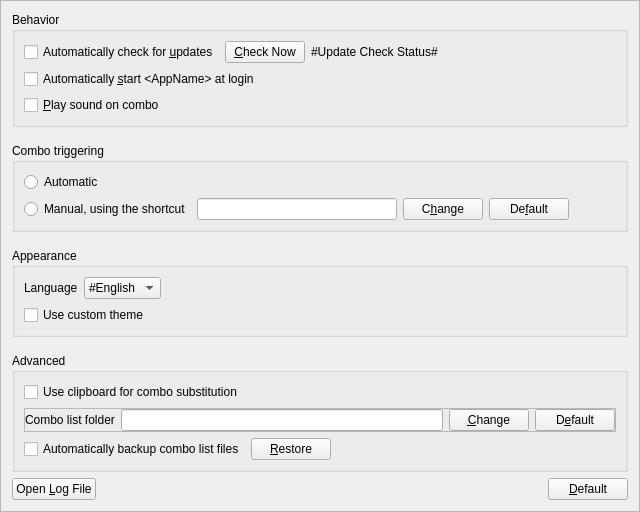
Old version of the form PreferencesFrame.ui in the repository xmichelo/Beeftext.
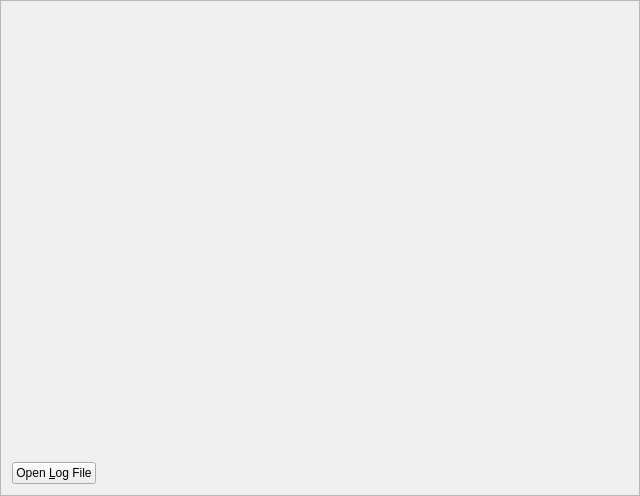
New version of the form.

Commit message: Moved UI for preferences to new dialog.

The edit to the form file:
```diff
--- a/PreferencesFrame.ui
+++ b/PreferencesFrame.ui
@@ -26,352 +26,6 @@
    <enum>QFrame::Raised</enum>
   </property>
   <layout class="QVBoxLayout" name="verticalLayout">
-   <item>
-    <widget class="QGroupBox" name="groupBoxBehavior">
-     <property name="minimumSize">
-      <size>
-       <width>0</width>
-       <height>0</height>
-      </size>
-     </property>
-     <property name="title">
-      <string>Behavior</string>
-     </property>
-     <layout class="QVBoxLayout" name="verticalLayout_3">
-      <item>
-       <layout class="QHBoxLayout" name="horizontalLayout_2" stretch="0,0,1">
-        <item>
-         <widget class="QCheckBox" name="checkAutoCheckForUpdates">
-          <property name="text">
-           <string>Automatically check for &amp;updates</string>
-          </property>
-         </widget>
-        </item>
-        <item>
-         <widget class="QPushButton" name="buttonCheckNow">
-          <property name="text">
-           <string>&amp;Check Now</string>
-          </property>
-         </widget>
-        </item>
-        <item>
-         <widget class="QLabel" name="labelUpdateCheckStatus">
-          <property name="text">
-           <string notr="true">#Update Check Status#</string>
-          </property>
-         </widget>
-        </item>
-       </layout>
-      </item>
-      <item>
-       <widget class="QCheckBox" name="checkAutoStart">
-        <property name="text">
-         <string notr="true">Automatically &amp;start &lt;AppName&gt; at login</string>
-        </property>
-       </widget>
-      </item>
-      <item>
-       <widget class="QCheckBox" name="checkPlaySoundOnCombo">
-        <property name="text">
-         <string>&amp;Play sound on combo</string>
-        </property>
-       </widget>
-      </item>
-     </layout>
-    </widget>
-   </item>
-   <item>
-    <spacer name="verticalSpacer_4">
-     <property name="orientation">
-      <enum>Qt::Vertical</enum>
-     </property>
-     <property name="sizeType">
-      <enum>QSizePolicy::Fixed</enum>
-     </property>
-     <property name="sizeHint" stdset="0">
-      <size>
-       <width>20</width>
-       <height>10</height>
-      </size>
-     </property>
-    </spacer>
-   </item>
-   <item>
-    <widget class="QGroupBox" name="groupBox">
-     <property name="title">
-      <string>Combo triggering</string>
-     </property>
-     <layout class="QGridLayout" name="gridLayout">
-      <item row="0" column="0">
-       <widget class="QRadioButton" name="radioComboTriggerAuto">
-        <property name="text">
-         <string>Automatic</string>
-        </property>
-       </widget>
-      </item>
-      <item row="1" column="0">
-       <widget class="QRadioButton" name="radioComboTriggerManual">
-        <property name="text">
-         <string>Manual, using the shortcut</string>
-        </property>
-       </widget>
-      </item>
-      <item row="1" column="1">
-       <widget class="QLineEdit" name="editShortcut">
-        <property name="sizePolicy">
-         <sizepolicy hsizetype="Minimum" vsizetype="Fixed">
-          <horstretch>0</horstretch>
-          <verstretch>0</verstretch>
-         </sizepolicy>
-        </property>
-        <property name="minimumSize">
-         <size>
-          <width>200</width>
-          <height>0</height>
-         </size>
-        </property>
-        <property name="maximumSize">
-         <size>
-          <width>100</width>
-          <height>16777215</height>
-         </size>
-        </property>
-        <property name="baseSize">
-         <size>
-          <width>50</width>
-          <height>0</height>
-         </size>
-        </property>
-        <property name="maxLength">
-         <number>50</number>
-        </property>
-        <property name="readOnly">
-         <bool>true</bool>
-        </property>
-       </widget>
-      </item>
-      <item row="1" column="4">
-       <spacer name="horizontalSpacer_5">
-        <property name="orientation">
-         <enum>Qt::Horizontal</enum>
-        </property>
-        <property name="sizeHint" stdset="0">
-         <size>
-          <width>40</width>
-          <height>20</height>
-         </size>
-        </property>
-       </spacer>
-      </item>
-      <item row="1" column="2">
-       <widget class="QPushButton" name="buttonChangeShortcut">
-        <property name="text">
-         <string>C&amp;hange</string>
-        </property>
-       </widget>
-      </item>
-      <item row="1" column="3">
-       <widget class="QPushButton" name="buttonResetComboTriggerShortcut">
-        <property name="text">
-         <string>De&amp;fault</string>
-        </property>
-       </widget>
-      </item>
-     </layout>
-    </widget>
-   </item>
-   <item>
-    <spacer name="verticalSpacer_3">
-     <property name="orientation">
-      <enum>Qt::Vertical</enum>
-     </property>
-     <property name="sizeType">
-      <enum>QSizePolicy::Fixed</enum>
-     </property>
-     <property name="sizeHint" stdset="0">
-      <size>
-       <width>20</width>
-       <height>10</height>
-      </size>
-     </property>
-    </spacer>
-   </item>
-   <item>
-    <widget class="QGroupBox" name="groupBoxAppeareance">
-     <property name="title">
-      <string>Appearance</string>
-     </property>
-     <layout class="QVBoxLayout" name="verticalLayout_6">
-      <item>
-       <layout class="QHBoxLayout" name="horizontalLayout_5">
-        <item>
-         <widget class="QLabel" name="labelLocale">
-          <property name="text">
-           <string>Language</string>
-          </property>
-         </widget>
-        </item>
-        <item>
-         <widget class="QComboBox" name="comboLocale">
-          <property name="sizeAdjustPolicy">
-           <enum>QComboBox::AdjustToContents</enum>
-          </property>
-          <item>
-           <property name="text">
-            <string notr="true">#English</string>
-           </property>
-          </item>
-         </widget>
-        </item>
-        <item>
-         <spacer name="horizontalSpacer_3">
-          <property name="orientation">
-           <enum>Qt::Horizontal</enum>
-          </property>
-          <property name="sizeHint" stdset="0">
-           <size>
-            <width>40</width>
-            <height>10</height>
-           </size>
-          </property>
-         </spacer>
-        </item>
-       </layout>
-      </item>
-      <item>
-       <widget class="QCheckBox" name="checkUseCustomTheme">
-        <property name="text">
-         <string>Use custom theme</string>
-        </property>
-       </widget>
-      </item>
-     </layout>
-    </widget>
-   </item>
-   <item>
-    <spacer name="verticalSpacer_2">
-     <property name="orientation">
-      <enum>Qt::Vertical</enum>
-     </property>
-     <property name="sizeType">
-      <enum>QSizePolicy::Fixed</enum>
-     </property>
-     <property name="sizeHint" stdset="0">
-      <size>
-       <width>20</width>
-       <height>10</height>
-      </size>
-     </property>
-    </spacer>
-   </item>
-   <item>
-    <widget class="QGroupBox" name="groupBoxAdvanced">
-     <property name="title">
-      <string>Advanced</string>
-     </property>
-     <layout class="QVBoxLayout" name="verticalLayout_2">
-      <item>
-       <widget class="QCheckBox" name="checkUseClipboardForComboSubstitution">
-        <property name="text">
-         <string>Use clipboard for combo substitution</string>
-        </property>
-       </widget>
-      </item>
-      <item>
-       <widget class="QFrame" name="frameComboListFolder">
-        <property name="minimumSize">
-         <size>
-          <width>0</width>
-          <height>0</height>
-         </size>
-        </property>
-        <property name="frameShape">
-         <enum>QFrame::StyledPanel</enum>
-        </property>
-        <property name="frameShadow">
-         <enum>QFrame::Raised</enum>
-        </property>
-        <layout class="QHBoxLayout" name="horizontalLayout_3">
-         <property name="leftMargin">
-          <number>0</number>
-         </property>
-         <property name="topMargin">
-          <number>0</number>
-         </property>
-         <property name="rightMargin">
-          <number>0</number>
-         </property>
-         <property name="bottomMargin">
-          <number>0</number>
-         </property>
-         <item>
-          <widget class="QLabel" name="labelComboListFolder">
-           <property name="text">
-            <string>Combo list folder</string>
-           </property>
-          </widget>
-         </item>
-         <item>
-          <widget class="QLineEdit" name="editComboListFolder">
-           <property name="readOnly">
-            <bool>true</bool>
-           </property>
-          </widget>
-         </item>
-         <item>
-          <widget class="QPushButton" name="buttonChangeComboListFolder">
-           <property name="text">
-            <string>&amp;Change</string>
-           </property>
-          </widget>
-         </item>
-         <item>
-          <widget class="QPushButton" name="buttonResetComboListFolder">
-           <property name="text">
-            <string>D&amp;efault</string>
-           </property>
-          </widget>
-         </item>
-        </layout>
-       </widget>
-      </item>
-      <item>
-       <layout class="QHBoxLayout" name="horizontalLayout_4">
-        <item>
-         <widget class="QCheckBox" name="checkAutoBackup">
-          <property name="text">
-           <string>Automatically backup combo list files</string>
-          </property>
-         </widget>
-        </item>
-        <item>
-         <widget class="QPushButton" name="buttonRestoreBackup">
-          <property name="toolTip">
-           <string>Restore a backup.</string>
-          </property>
-          <property name="text">
-           <string>&amp;Restore</string>
-          </property>
-         </widget>
-        </item>
-        <item>
-         <spacer name="horizontalSpacer_2">
-          <property name="orientation">
-           <enum>Qt::Horizontal</enum>
-          </property>
-          <property name="sizeHint" stdset="0">
-           <size>
-            <width>40</width>
-            <height>5</height>
-           </size>
-          </property>
-         </spacer>
-        </item>
-       </layout>
-      </item>
-     </layout>
-    </widget>
-   </item>
    <item>
     <spacer name="verticalSpacer">
      <property name="orientation">
@@ -407,16 +61,6 @@
        </property>
       </spacer>
      </item>
-     <item>
-      <widget class="QPushButton" name="buttonDefault">
-       <property name="toolTip">
-        <string>Reset the preferences to their default values.</string>
-       </property>
-       <property name="text">
-        <string>&amp;Default</string>
-       </property>
-      </widget>
-     </item>
     </layout>
    </item>
   </layout>
```
Left out of the diff: 346 changed lines with no effect on the pictures. The commit also changes 6 other files.
